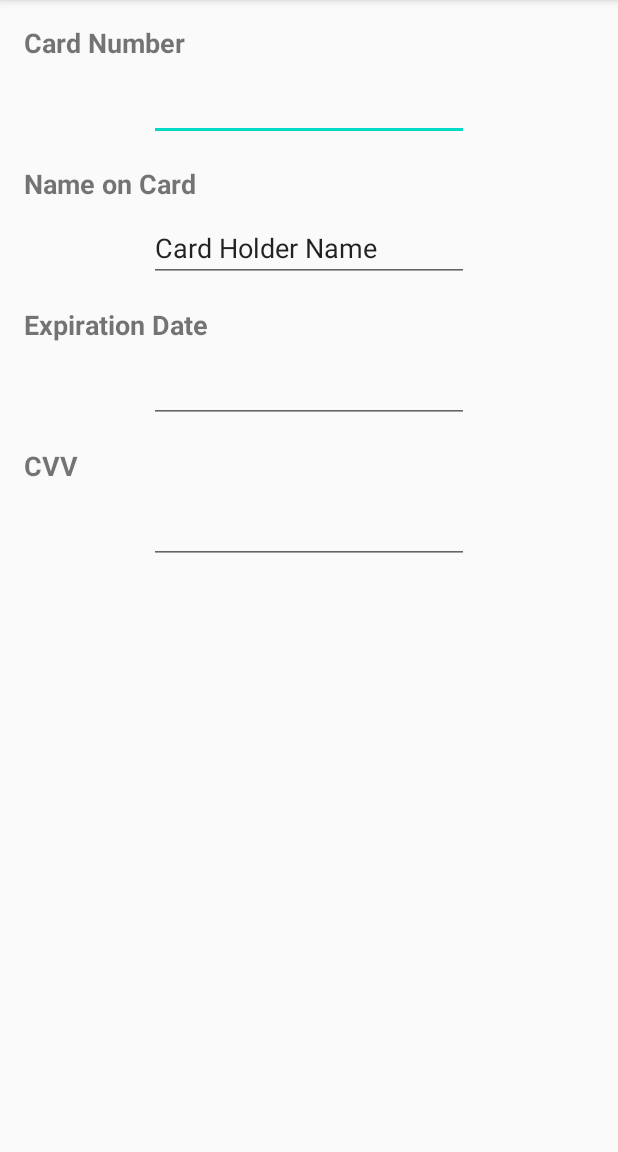
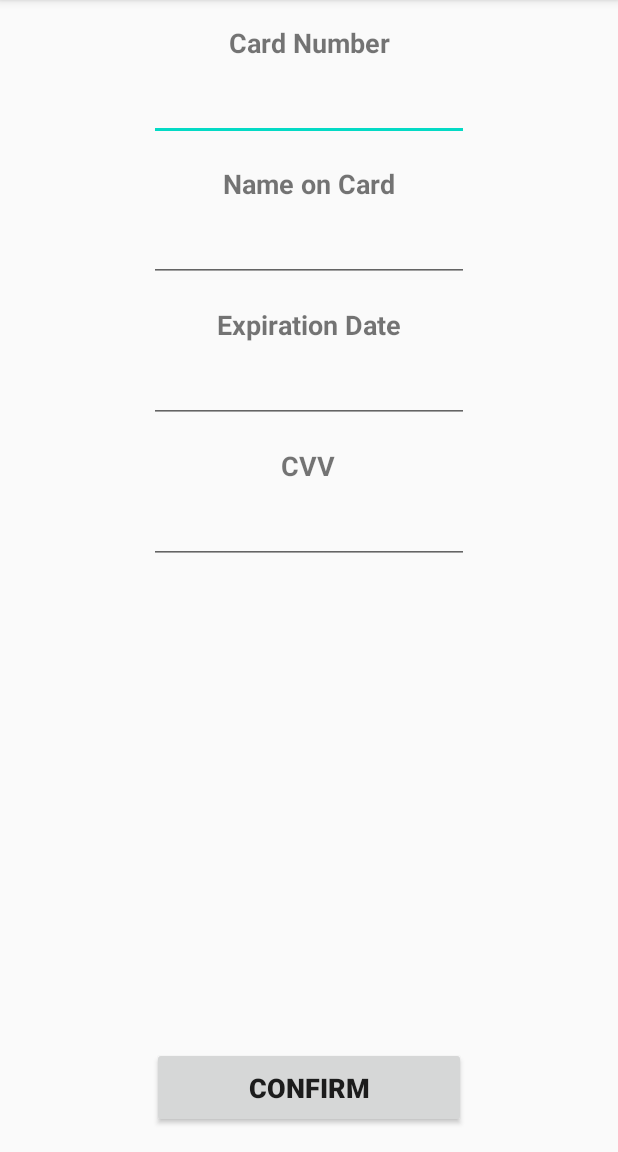
Before and after one commit to pclank/ChatiFy, an Android app: the PaymentActivity screen opened directly, with no data from a screen before it, on a phone screen of 412 x 824 dp, the part 84-1236 px from its top. Run offline under Robolectric (Android 15) with nearby library versions, the phone set to English and light mode, and no system bars.

Commit message:
completed payment interface

```diff
--- a/app/src/main/res/layout/payment_interface.xml
+++ b/app/src/main/res/layout/payment_interface.xml
@@ -7,7 +7,7 @@
     android:layout_height="match_parent">
 
     <EditText
-        android:id="@+id/editText2"
+        android:id="@+id/card_number_input"
         android:layout_width="wrap_content"
         android:layout_height="wrap_content"
         android:layout_marginStart="16dp"
@@ -17,38 +17,47 @@
         android:layout_marginRight="16dp"
         android:ems="10"
         android:inputType="number"
+        android:gravity="center"
+        android:onClick="confirmCardInfo"
         app:layout_constraintEnd_toEndOf="parent"
         app:layout_constraintStart_toStartOf="parent"
-        app:layout_constraintTop_toBottomOf="@+id/textView9" />
+        app:layout_constraintTop_toBottomOf="@+id/textView9"
+        android:importantForAutofill="no" />
 
     <TextView
         android:id="@+id/textView2"
         android:layout_width="wrap_content"
         android:layout_height="wrap_content"
-        android:layout_marginStart="16dp"
-        android:layout_marginLeft="16dp"
+        android:layout_marginStart="149dp"
+        android:layout_marginLeft="149dp"
         android:layout_marginTop="16dp"
+        android:layout_marginEnd="149dp"
+        android:layout_marginRight="149dp"
         android:text="@string/card_name"
         android:textSize="18sp"
         android:textStyle="bold"
+        app:layout_constraintEnd_toEndOf="parent"
         app:layout_constraintStart_toStartOf="parent"
-        app:layout_constraintTop_toBottomOf="@+id/editText2" />
+        app:layout_constraintTop_toBottomOf="@+id/card_number_input" />
 
     <TextView
         android:id="@+id/textView9"
         android:layout_width="wrap_content"
         android:layout_height="wrap_content"
-        android:layout_marginStart="16dp"
-        android:layout_marginLeft="16dp"
+        android:layout_marginStart="153dp"
+        android:layout_marginLeft="153dp"
         android:layout_marginTop="16dp"
+        android:layout_marginEnd="153dp"
+        android:layout_marginRight="153dp"
         android:text="@string/card_number"
         android:textSize="18sp"
         android:textStyle="bold"
+        app:layout_constraintEnd_toEndOf="parent"
         app:layout_constraintStart_toStartOf="parent"
         app:layout_constraintTop_toTopOf="parent" />
 
     <EditText
-        android:id="@+id/editText4"
+        android:id="@+id/cvv_input"
         android:layout_width="wrap_content"
         android:layout_height="wrap_content"
         android:layout_marginStart="16dp"
@@ -58,38 +67,47 @@
         android:layout_marginRight="16dp"
         android:ems="10"
         android:inputType="numberPassword"
+        android:maxLength="4"
+        android:gravity="center"
         app:layout_constraintEnd_toEndOf="parent"
         app:layout_constraintStart_toStartOf="parent"
-        app:layout_constraintTop_toBottomOf="@+id/textView10" />
+        app:layout_constraintTop_toBottomOf="@+id/textView10"
+        android:importantForAutofill="no" />
 
     <TextView
         android:id="@+id/textView10"
         android:layout_width="wrap_content"
         android:layout_height="wrap_content"
-        android:layout_marginStart="16dp"
-        android:layout_marginLeft="16dp"
+        android:layout_marginStart="188dp"
+        android:layout_marginLeft="188dp"
         android:layout_marginTop="16dp"
+        android:layout_marginEnd="189dp"
+        android:layout_marginRight="189dp"
         android:text="@string/CVV"
         android:textSize="18sp"
         android:textStyle="bold"
+        app:layout_constraintEnd_toEndOf="parent"
         app:layout_constraintStart_toStartOf="parent"
-        app:layout_constraintTop_toBottomOf="@+id/editText6" />
+        app:layout_constraintTop_toBottomOf="@+id/exp_date_input" />
 
     <TextView
         android:id="@+id/textView11"
         android:layout_width="wrap_content"
         android:layout_height="wrap_content"
-        android:layout_marginStart="16dp"
-        android:layout_marginLeft="16dp"
+        android:layout_marginStart="145dp"
+        android:layout_marginLeft="145dp"
         android:layout_marginTop="16dp"
+        android:layout_marginEnd="146dp"
+        android:layout_marginRight="146dp"
         android:text="@string/exp_date"
         android:textSize="18sp"
         android:textStyle="bold"
+        app:layout_constraintEnd_toEndOf="parent"
         app:layout_constraintStart_toStartOf="parent"
-        app:layout_constraintTop_toBottomOf="@+id/editText7" />
+        app:layout_constraintTop_toBottomOf="@+id/card_holder_name_input" />
 
     <EditText
-        android:id="@+id/editText6"
+        android:id="@+id/exp_date_input"
         android:layout_width="wrap_content"
         android:layout_height="wrap_content"
         android:layout_marginStart="16dp"
@@ -99,12 +117,14 @@
         android:layout_marginRight="16dp"
         android:ems="10"
         android:inputType="date"
+        android:gravity="center"
         app:layout_constraintEnd_toEndOf="parent"
         app:layout_constraintStart_toStartOf="parent"
-        app:layout_constraintTop_toBottomOf="@+id/textView11" />
+        app:layout_constraintTop_toBottomOf="@+id/textView11"
+        android:importantForAutofill="no" />
 
     <EditText
-        android:id="@+id/editText7"
+        android:id="@+id/card_holder_name_input"
         android:layout_width="wrap_content"
         android:layout_height="wrap_content"
         android:layout_marginStart="16dp"
@@ -112,12 +132,29 @@
         android:layout_marginTop="8dp"
         android:layout_marginEnd="16dp"
         android:layout_marginRight="16dp"
-        android:capitalize="characters"
         android:ems="10"
-        android:inputType="textPersonName"
-        android:text="Card Holder Name"
+        android:importantForAutofill="no"
+        android:inputType="textCapCharacters"
+        android:gravity="center"
         app:layout_constraintEnd_toEndOf="parent"
         app:layout_constraintStart_toStartOf="parent"
         app:layout_constraintTop_toBottomOf="@+id/textView2" />
 
+    <Button
+        android:id="@+id/button2"
+        android:layout_width="209dp"
+        android:layout_height="54dp"
+        android:layout_marginStart="8dp"
+        android:layout_marginLeft="8dp"
+        android:layout_marginEnd="8dp"
+        android:layout_marginRight="8dp"
+        android:layout_marginBottom="16dp"
+        android:onClick="confirmCardInfo"
+        android:text="@string/confirm_card"
+        android:textSize="18sp"
+        android:textStyle="bold"
+        app:layout_constraintBottom_toBottomOf="parent"
+        app:layout_constraintEnd_toEndOf="parent"
+        app:layout_constraintStart_toStartOf="parent" />
+
 </androidx.constraintlayout.widget.ConstraintLayout>
--- a/app/src/main/res/values/strings.xml
+++ b/app/src/main/res/values/strings.xml
@@ -32,6 +32,7 @@
     <string name="card_name">Name on Card</string>
     <string name="exp_date">Expiration Date</string>
     <string name="CVV">CVV</string>
+    <string name="confirm_card">Confirm</string>
 
     <string name="app_set">App Settings</string>
     <string name="acc_set">Account Settings</string>
```
Also changed, not shown: app/src/main/java/com/example/chatify/PaymentActivity.kt (+49 -1 lines), app/src/main/res/layout/get_premium.xml (+5 -3 lines).
